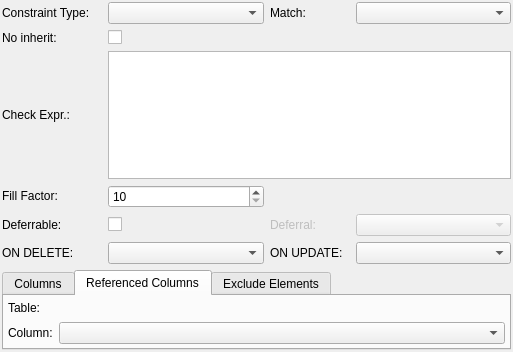
pgmodeler/pgmodeler, file libpgmodeler_ui/ui/constraintwidget.ui: the form before one commit.
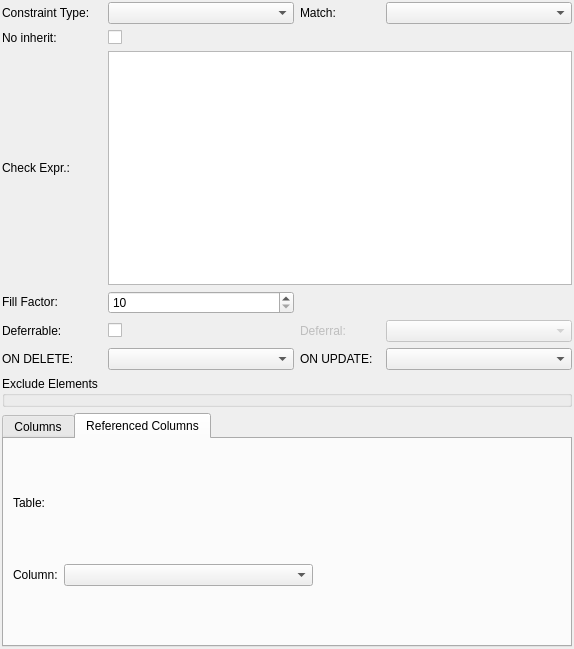
The form after the commit. The open tabs and pages were chosen to show the change.

Commit message: Implemented EXCLUDE constraint support (issue #193)

Patch:
```diff
--- a/libpgmodeler_ui/ui/constraintwidget.ui
+++ b/libpgmodeler_ui/ui/constraintwidget.ui
@@ -6,8 +6,8 @@
    <rect>
     <x>0</x>
     <y>0</y>
-    <width>513</width>
-    <height>352</height>
+    <width>574</width>
+    <height>649</height>
    </rect>
   </property>
   <property name="minimumSize">
@@ -26,6 +26,34 @@
    <property name="spacing">
     <number>6</number>
    </property>
+   <item row="1" column="2">
+    <widget class="QLabel" name="match_lbl">
+     <property name="sizePolicy">
+      <sizepolicy hsizetype="Preferred" vsizetype="Fixed">
+       <horstretch>0</horstretch>
+       <verstretch>0</verstretch>
+      </sizepolicy>
+     </property>
+     <property name="minimumSize">
+      <size>
+       <width>80</width>
+       <height>0</height>
+      </size>
+     </property>
+     <property name="maximumSize">
+      <size>
+       <width>75</width>
+       <height>16777215</height>
+      </size>
+     </property>
+     <property name="text">
+      <string>Match:</string>
+     </property>
+     <property name="alignment">
+      <set>Qt::AlignLeading|Qt::AlignLeft|Qt::AlignVCenter</set>
+     </property>
+    </widget>
+   </item>
    <item row="1" column="3">
     <widget class="QComboBox" name="match_cmb">
      <property name="sizePolicy">
@@ -326,12 +354,51 @@
      </property>
     </widget>
    </item>
+   <item row="2" column="0">
+    <widget class="QLabel" name="no_inherit_lbl">
+     <property name="text">
+      <string>No inherit:</string>
+     </property>
+    </widget>
+   </item>
+   <item row="2" column="1" colspan="3">
+    <widget class="QCheckBox" name="no_inherit_chk">
+     <property name="text">
+      <string/>
+     </property>
+    </widget>
+   </item>
+   <item row="8" column="0" colspan="4">
+    <widget class="QGroupBox" name="excl_elems_grp">
+     <property name="sizePolicy">
+      <sizepolicy hsizetype="Expanding" vsizetype="Preferred">
+       <horstretch>0</horstretch>
+       <verstretch>0</verstretch>
+      </sizepolicy>
+     </property>
+     <property name="title">
+      <string>Exclude Elements</string>
+     </property>
+    </widget>
+   </item>
    <item row="9" column="0" colspan="4">
     <widget class="QTabWidget" name="columns_tbw">
+     <property name="sizePolicy">
+      <sizepolicy hsizetype="Expanding" vsizetype="Expanding">
+       <horstretch>0</horstretch>
+       <verstretch>0</verstretch>
+      </sizepolicy>
+     </property>
      <property name="currentIndex">
-      <number>0</number>
+      <number>1</number>
      </property>
      <widget class="QWidget" name="tab">
+      <property name="sizePolicy">
+       <sizepolicy hsizetype="Preferred" vsizetype="Preferred">
+        <horstretch>0</horstretch>
+        <verstretch>0</verstretch>
+       </sizepolicy>
+      </property>
       <attribute name="title">
        <string>Columns</string>
       </attribute>
@@ -345,7 +412,7 @@
        <item row="0" column="0">
         <widget class="QLabel" name="column_lbl">
          <property name="sizePolicy">
-          <sizepolicy hsizetype="Fixed" vsizetype="Preferred">
+          <sizepolicy hsizetype="Fixed" vsizetype="Fixed">
            <horstretch>0</horstretch>
            <verstretch>0</verstretch>
           </sizepolicy>
@@ -371,52 +438,46 @@
          </property>
         </widget>
        </item>
+       <item row="0" column="2">
+        <spacer name="horizontalSpacer">
+         <property name="orientation">
+          <enum>Qt::Horizontal</enum>
+         </property>
+         <property name="sizeHint" stdset="0">
+          <size>
+           <width>40</width>
+           <height>20</height>
+          </size>
+         </property>
+        </spacer>
+       </item>
       </layout>
      </widget>
      <widget class="QWidget" name="tab_2">
+      <property name="sizePolicy">
+       <sizepolicy hsizetype="Preferred" vsizetype="Preferred">
+        <horstretch>0</horstretch>
+        <verstretch>0</verstretch>
+       </sizepolicy>
+      </property>
       <attribute name="title">
        <string>Referenced Columns</string>
       </attribute>
       <layout class="QGridLayout" name="gridLayout_2">
-       <property name="margin">
-        <number>4</number>
-       </property>
-       <property name="spacing">
-        <number>6</number>
-       </property>
-       <item row="0" column="0" colspan="2">
-        <widget class="QLabel" name="ref_table_lbl">
-         <property name="sizePolicy">
-          <sizepolicy hsizetype="Fixed" vsizetype="Preferred">
-           <horstretch>0</horstretch>
-           <verstretch>0</verstretch>
-          </sizepolicy>
+       <item row="1" column="2">
+        <spacer name="horizontalSpacer_2">
+         <property name="orientation">
+          <enum>Qt::Horizontal</enum>
          </property>
-         <property name="text">
-          <string>Table:</string>
-         </property>
-        </widget>
-       </item>
-       <item row="2" column="0">
-        <widget class="QLabel" name="ref_column_lbl">
-         <property name="sizePolicy">
-          <sizepolicy hsizetype="Fixed" vsizetype="Preferred">
-           <horstretch>0</horstretch>
-           <verstretch>0</verstretch>
-          </sizepolicy>
-         </property>
-         <property name="minimumSize">
+         <property name="sizeHint" stdset="0">
           <size>
-           <width>0</width>
-           <height>0</height>
+           <width>40</width>
+           <height>20</height>
           </size>
          </property>
-         <property name="text">
-          <string>Column:</string>
-         </property>
-        </widget>
+        </spacer>
        </item>
-       <item row="2" column="1">
+       <item row="1" column="1">
         <widget class="QComboBox" name="ref_column_cmb">
          <property name="sizePolicy">
           <sizepolicy hsizetype="Expanding" vsizetype="Fixed">
@@ -438,55 +499,40 @@
          </property>
         </widget>
        </item>
+       <item row="1" column="0">
+        <widget class="QLabel" name="ref_column_lbl">
+         <property name="sizePolicy">
+          <sizepolicy hsizetype="Fixed" vsizetype="Fixed">
+           <horstretch>0</horstretch>
+           <verstretch>0</verstretch>
+          </sizepolicy>
+         </property>
+         <property name="minimumSize">
+          <size>
+           <width>0</width>
+           <height>0</height>
+          </size>
+         </property>
+         <property name="text">
+          <string>Column:</string>
+         </property>
+        </widget>
+       </item>
+       <item row="0" column="0">
+        <widget class="QLabel" name="ref_table_lbl">
+         <property name="sizePolicy">
+          <sizepolicy hsizetype="Fixed" vsizetype="Fixed">
+           <horstretch>0</horstretch>
+           <verstretch>0</verstretch>
+          </sizepolicy>
+         </property>
+         <property name="text">
+          <string>Table:</string>
+         </property>
+        </widget>
+       </item>
       </layout>
      </widget>
-     <widget class="QWidget" name="tab_3">
-      <attribute name="title">
-       <string>Exclude Elements</string>
-      </attribute>
-     </widget>
-    </widget>
-   </item>
-   <item row="1" column="2">
-    <widget class="QLabel" name="match_lbl">
-     <property name="sizePolicy">
-      <sizepolicy hsizetype="Preferred" vsizetype="Fixed">
-       <horstretch>0</horstretch>
-       <verstretch>0</verstretch>
-      </sizepolicy>
-     </property>
-     <property name="minimumSize">
-      <size>
-       <width>80</width>
-       <height>0</height>
-      </size>
-     </property>
-     <property name="maximumSize">
-      <size>
-       <width>75</width>
-       <height>16777215</height>
-      </size>
-     </property>
-     <property name="text">
-      <string>Match:</string>
-     </property>
-     <property name="alignment">
-      <set>Qt::AlignLeading|Qt::AlignLeft|Qt::AlignVCenter</set>
-     </property>
-    </widget>
-   </item>
-   <item row="2" column="0">
-    <widget class="QLabel" name="no_inherit_lbl">
-     <property name="text">
-      <string>No inherit:</string>
-     </property>
-    </widget>
-   </item>
-   <item row="2" column="1" colspan="3">
-    <widget class="QCheckBox" name="no_inherit_chk">
-     <property name="text">
-      <string/>
-     </property>
     </widget>
    </item>
   </layout>
```
The commit also changes 19 other files.
